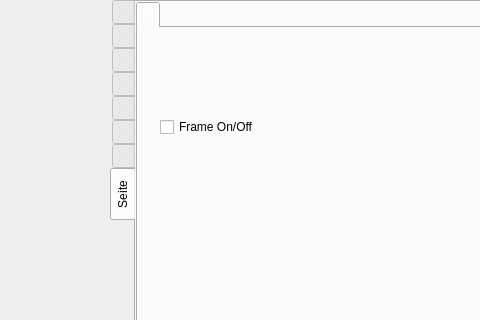
This is src/formMainWindow.ui in vkohaupt/vokoscreenNG as Qt 5 draws it before an edit; both pictures show x 0 to 480 and y 0 to 320 of the 839 by 580 pixel window. The edited form follows.
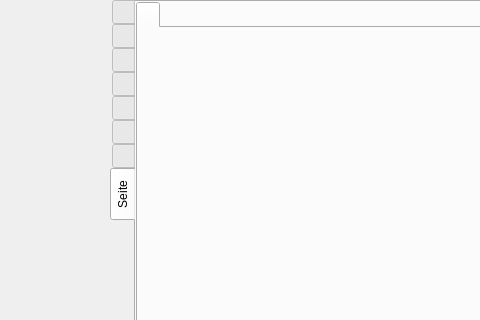
This is the edited form. The open tabs and pages were chosen to show the change. Icons and pictures are not drawn.

Commit message: X11 camera window

Diff of the .ui file:
```diff
--- a/src/formMainWindow.ui
+++ b/src/formMainWindow.ui
@@ -7274,19 +7274,6 @@
             <item>
              <widget class="QWidget" name="widget_2" native="true">
               <layout class="QHBoxLayout" name="horizontalLayout_74">
-               <item>
-                <widget class="QCheckBox" name="checkBox_Frame_OnOff">
-                 <property name="toolTip">
-                  <string notr="true"/>
-                 </property>
-                 <property name="text">
-                  <string notr="true">Frame On/Off</string>
-                 </property>
-                 <property name="shortcut">
-                  <string notr="true"/>
-                 </property>
-                </widget>
-               </item>
                <item>
                 <spacer name="horizontalSpacer_45">
                  <property name="orientation">
```
Left out of the diff: 4 changed lines with no effect on the pictures. The commit also changes 6 other files.
